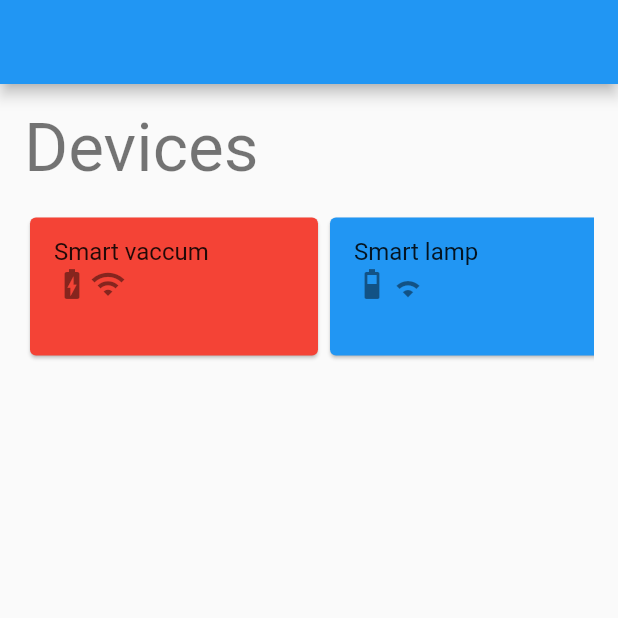
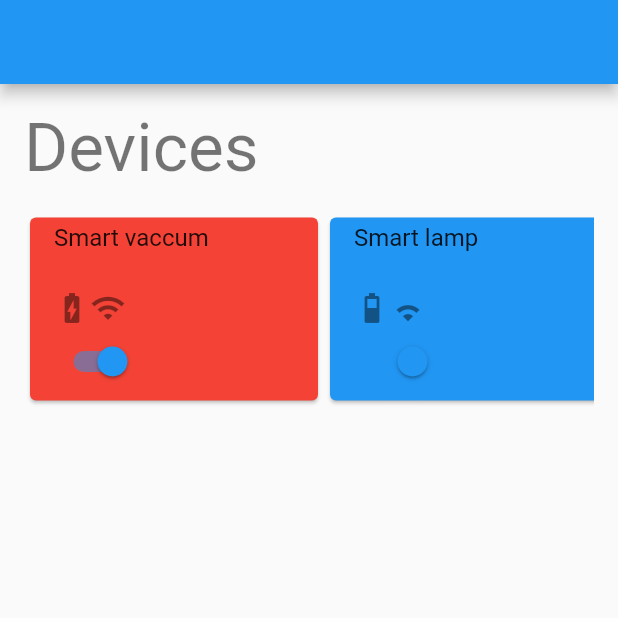
Before and after one commit to adnanjpg/clean-code-flutter, a Flutter app: the screen it shows after launch, on a phone screen of 412 x 824 dp, the top half of it. Run offline on Flutter 3.47's test engine with Material 2 defaults, Android fonts, the phone set to English and light mode, and no system bars; our stand-ins replace bloc, easy_localization, flutter_bloc, flutter_riverpod, freezed_annotation, go_router and 1 more.

Commit message:
enable devices to turn on or off

```diff
--- a/presentation/lib/ui/widgets/devices_list.dart
+++ b/presentation/lib/ui/widgets/devices_list.dart
@@ -34,7 +34,7 @@ class _DevicesListBody extends StatelessWidget {
           style: Theme.of(context).textTheme.headline3,
         ),
         Container(
-          height: 100,
+          height: 130,
           margin: defPaddingVertical,
           child: BlocBuilder<DevicesListBlocCubit, DevicesListBlocState>(
             builder: (context, state) {
@@ -53,10 +53,24 @@ class _DevicesListBody extends StatelessWidget {
                         color: device.bgColor,
                         child: ListTile(
                           title: Text(device.name),
-                          subtitle: Row(
+                          subtitle: Column(
+                            mainAxisAlignment: MainAxisAlignment.center,
+                            crossAxisAlignment: CrossAxisAlignment.start,
                             children: [
-                              Icon(device.batteryIcon),
-                              Icon(device.wifiIcon),
+                              Row(
+                                children: [
+                                  Icon(device.batteryIcon),
+                                  Icon(device.wifiIcon),
+                                ],
+                              ),
+                              Switch.adaptive(
+                                value: device.onOffState.isOn,
+                                onChanged: (_) {
+                                  context
+                                      .read<DevicesListBlocCubit>()
+                                      .toggleDeviceEnabled(device.id);
+                                },
+                              ),
                             ],
                           ),
                         ),
```
Also changed, not shown: data/lib/src/services/device_with_state_service.dart (+6 -6 lines), domain/lib/src/devices/devices_list_bloc.dart (+38 -0 lines).
